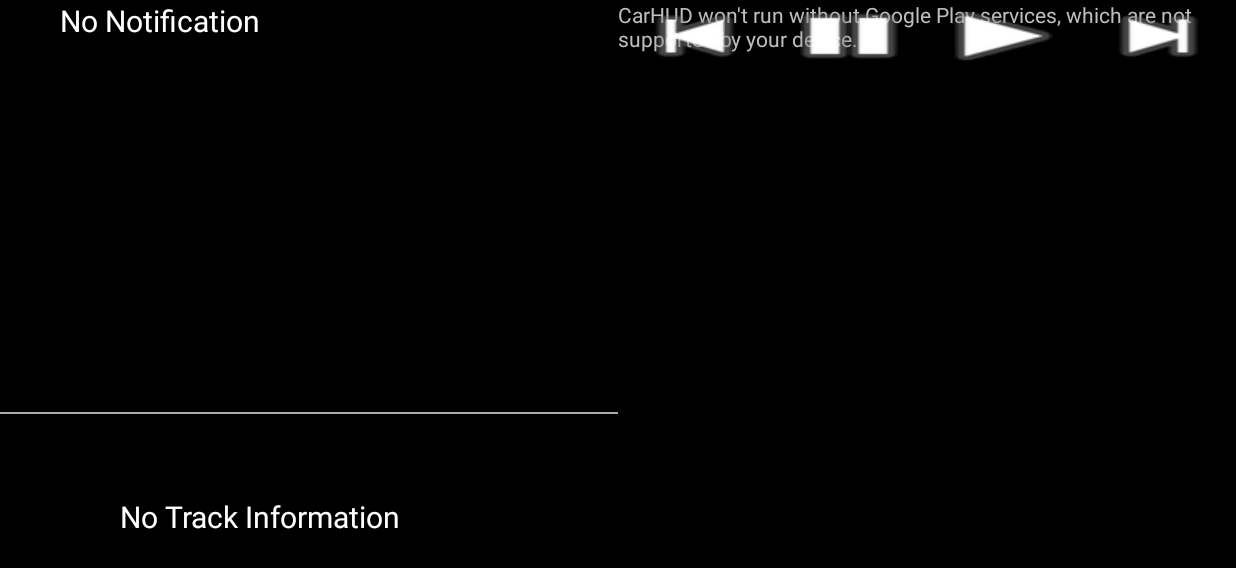
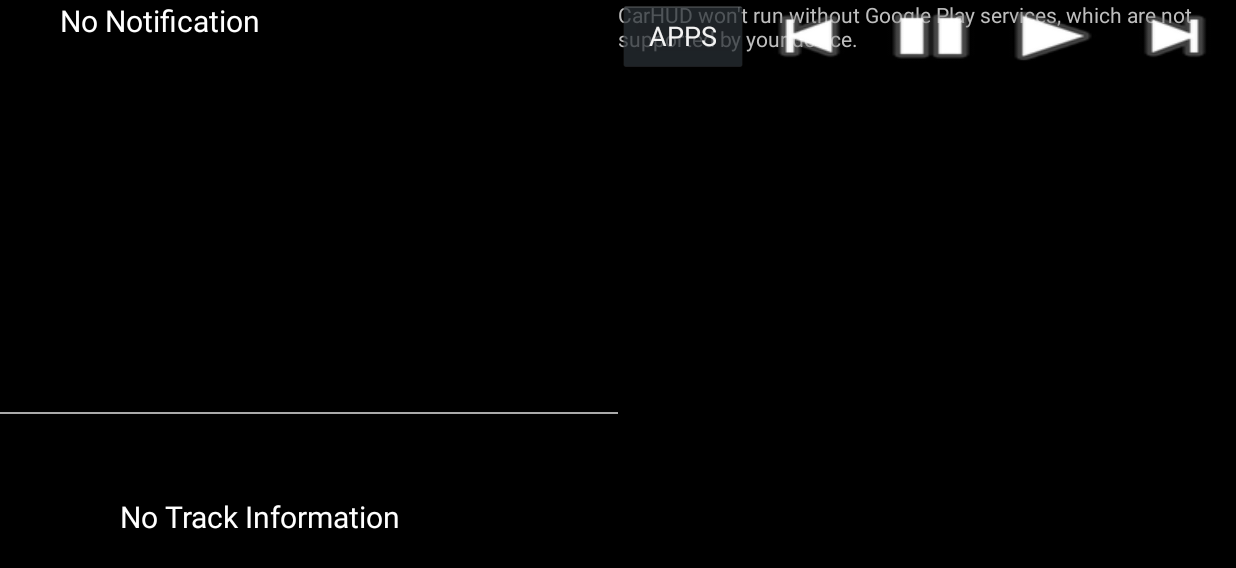
Before and after one commit to madwindevelopers/carhud, an Android app: the fragment MediaDialogFragment placed in its activity, on a phone screen of 824 x 412 dp (held sideways). Shown: the top 568 px of the screen. Run offline under Robolectric (Android 15) with nearby library versions, the phone set to English and light mode, and no system bars; 15 statements that could not run were skipped.

Commit message:
Added ability to select an application to open.
In case user has opened app without starting a media app or if
they would just like to open an app within carhud, they can
open the application directly from carhud

```diff
--- a/carhud/src/main/java/com/madwin/carhud/MediaDialogFragment.java
+++ b/carhud/src/main/java/com/madwin/carhud/MediaDialogFragment.java
@@ -7,6 +7,7 @@ import android.view.LayoutInflater;
 import android.view.View;
 import android.view.ViewGroup;
 import android.widget.Button;
+import android.widget.Toast;
 
 
 /**
@@ -19,7 +20,7 @@ import android.widget.Button;
  *
  */
 public class MediaDialogFragment extends DialogFragment implements View.OnClickListener {
-    Button previous, next, play, pause;
+    Button apps, previous, next, play, pause;
     Communicator communicator;
 
     @Override
@@ -39,11 +40,12 @@ public class MediaDialogFragment extends DialogFragment implements View.OnClickL
         }
         View view = inflater.inflate(R.layout.media_dialog_fragment, null);
         if (view != null) {
-
+            apps = (Button) view.findViewById(R.id.app_selector);
             previous = (Button) view.findViewById(R.id.media_previous);
             pause = (Button) view.findViewById(R.id.media_pause);
             play = (Button) view.findViewById(R.id.media_play);
             next = (Button) view.findViewById(R.id.media_next);
+            apps.setOnClickListener(this);
             previous.setOnClickListener(this);
             pause.setOnClickListener(this);
             play.setOnClickListener(this);
@@ -55,6 +57,15 @@ public class MediaDialogFragment extends DialogFragment implements View.OnClickL
 
     @Override
     public void onClick(View view) {
+        if(view.getId() == R.id.app_selector) {
+            Toast.makeText(getActivity(), "LOADING APPLICATIONS", Toast.LENGTH_SHORT).show();
+            try {
+                Thread.sleep(100);
+            } catch (InterruptedException e) {
+                e.printStackTrace();
+            }
+            mSendMessage("APP_SELECTOR");
+        }
         if(view.getId() == R.id.media_previous)
         {
             mSendMessage("PREVIOUS_CLICKED");
--- a/carhud/src/main/res/layout/media_dialog_fragment.xml
+++ b/carhud/src/main/res/layout/media_dialog_fragment.xml
@@ -8,6 +8,14 @@
         android:layout_height="wrap_content"
         android:orientation="horizontal"
         android:layout_gravity="center">
+        <Button
+            android:layout_width="wrap_content"
+            android:layout_height="wrap_content"
+            android:id="@+id/app_selector"
+            android:text="@string/apps_caps"
+            android:layout_weight="1"
+            android:onClick="onClick"
+            />
         <Button
             android:layout_width="wrap_content"
             android:layout_height="wrap_content"
--- a/carhud/src/main/res/menu/main.xml
+++ b/carhud/src/main/res/menu/main.xml
@@ -8,6 +8,8 @@
         android:title="@string/update_route"/>
     <item android:id="@+id/clear_directions"
         android:title="@string/clear_directions"/>
+    <item android:id="@+id/applications"
+        android:title="@string/applications"/>
     <item android:id="@+id/about"
         android:title="@string/about" />
 
--- a/carhud/src/main/res/values/strings.xml
+++ b/carhud/src/main/res/values/strings.xml
@@ -25,6 +25,8 @@
     <string name="yes">YES</string>
     <string name="no">NO</string>
     <string name="navigation">NAVIGATION</string>
+    <string name="select_application">Select Application</string>
+
 
 
     <!-- nav bar -->
@@ -33,6 +35,7 @@
         <item>Enter Address</item>
         <item>Update Route</item>
         <item>Clear Directions</item>
+        <item>Applications</item>
         <item>About</item>
     </string-array>
 
@@ -46,5 +49,7 @@
     <string name="go_and_navigate">Go and Navigate</string>
     <string name="media_controls">Media Controls</string>
     <string name="media_controls_caps">MEDIA CONTROLS</string>
+    <string name="apps_caps">APPS</string>
+    <string name="applications">Applications</string>
 
 </resources>
```
Also changed, not shown: carhud/src/main/java/com/madwin/carhud/AppListDialogFragment.java (added, +94 -0 lines), carhud/src/main/java/com/madwin/carhud/MainActivity.java (+15 -2 lines), carhud/src/main/res/layout/app_list_view_dialog.xml (added, +14 -0 lines).
